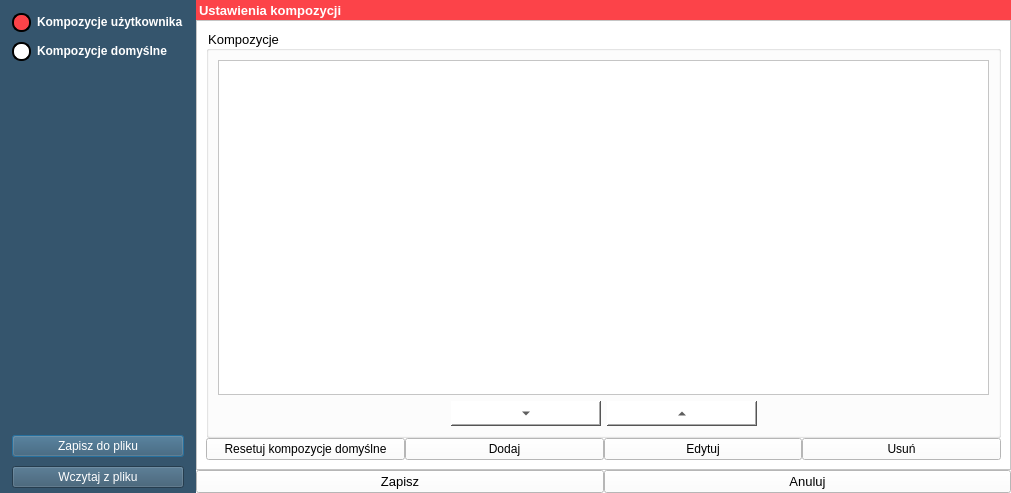
GIAPspzoo/GIAP_PolaMap_lite, file Kompozycje/dodaj_kompozycje.ui: the form before one commit.
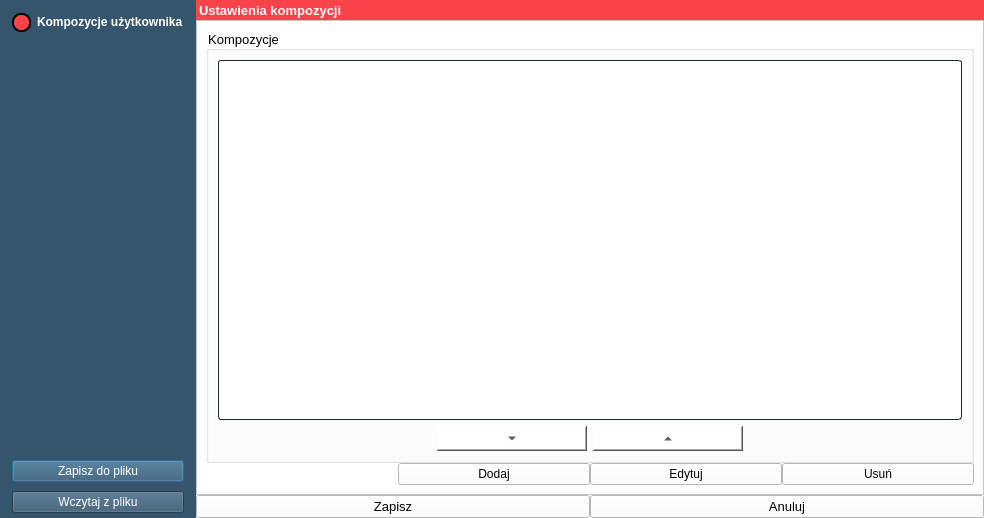
The form after the commit. Icons and pictures are not drawn.

```diff
--- a/Kompozycje/dodaj_kompozycje.ui
+++ b/Kompozycje/dodaj_kompozycje.ui
@@ -12,8 +12,8 @@
    <rect>
     <x>0</x>
     <y>0</y>
-    <width>1011</width>
-    <height>493</height>
+    <width>984</width>
+    <height>518</height>
    </rect>
   </property>
   <property name="sizePolicy">
@@ -41,10 +41,44 @@
   <property name="styleSheet">
    <string notr="true">* {
 	background-color: rgb(255, 255, 255);
+	color: black;
     font: 10pt &quot;Segoe UI&quot;; 
 }
 
-</string>
+
+QAbstractItemView
+{
+	alternate-background-color:  #e7e7e7;
+	color:  black;
+	border: 1px solid  #1a2936;
+	border-radius: 3px;
+	padding: 1px;
+}
+
+QPushButton {
+	color: black;
+}
+
+QPushButton:disabled
+{
+	color: gray;
+}
+
+QToolButton {
+	color:  black;
+}
+
+QPushButton:disabled
+{
+	color: gray;
+}
+
+QHeaderView::section
+{
+	background-color:  #cfcfcf;
+	color:  black;
+	padding-left: 4px;
+}</string>
   </property>
   <property name="sizeGripEnabled">
    <bool>false</bool>
@@ -319,222 +353,6 @@
         </property>
        </widget>
       </item>
-      <item>
-       <widget class="QRadioButton" name="radioButton_2">
-        <property name="enabled">
-         <bool>true</bool>
-        </property>
-        <property name="minimumSize">
-         <size>
-          <width>0</width>
-          <height>20</height>
-         </size>
-        </property>
-        <property name="palette">
-         <palette>
-          <active>
-           <colorrole role="WindowText">
-            <brush brushstyle="SolidPattern">
-             <color alpha="255">
-              <red>255</red>
-              <green>255</green>
-              <blue>255</blue>
-             </color>
-            </brush>
-           </colorrole>
-           <colorrole role="Button">
-            <brush brushstyle="SolidPattern">
-             <color alpha="255">
-              <red>53</red>
-              <green>85</green>
-              <blue>109</blue>
-             </color>
-            </brush>
-           </colorrole>
-           <colorrole role="Text">
-            <brush brushstyle="SolidPattern">
-             <color alpha="255">
-              <red>255</red>
-              <green>255</green>
-              <blue>255</blue>
-             </color>
-            </brush>
-           </colorrole>
-           <colorrole role="ButtonText">
-            <brush brushstyle="SolidPattern">
-             <color alpha="255">
-              <red>255</red>
-              <green>255</green>
-              <blue>255</blue>
-             </color>
-            </brush>
-           </colorrole>
-           <colorrole role="Base">
-            <brush brushstyle="SolidPattern">
-             <color alpha="255">
-              <red>53</red>
-              <green>85</green>
-              <blue>109</blue>
-             </color>
-            </brush>
-           </colorrole>
-           <colorrole role="Window">
-            <brush brushstyle="SolidPattern">
-             <color alpha="255">
-              <red>53</red>
-              <green>85</green>
-              <blue>109</blue>
-             </color>
-            </brush>
-           </colorrole>
-          </active>
-          <inactive>
-           <colorrole role="WindowText">
-            <brush brushstyle="SolidPattern">
-             <color alpha="255">
-              <red>255</red>
-              <green>255</green>
-              <blue>255</blue>
-             </color>
-            </brush>
-           </colorrole>
-           <colorrole role="Button">
-            <brush brushstyle="SolidPattern">
-             <color alpha="255">
-              <red>53</red>
-              <green>85</green>
-              <blue>109</blue>
-             </color>
-            </brush>
-           </colorrole>
-           <colorrole role="Text">
-            <brush brushstyle="SolidPattern">
-             <color alpha="255">
-              <red>255</red>
-              <green>255</green>
-              <blue>255</blue>
-             </color>
-            </brush>
-           </colorrole>
-           <colorrole role="ButtonText">
-            <brush brushstyle="SolidPattern">
-             <color alpha="255">
-              <red>255</red>
-              <green>255</green>
-              <blue>255</blue>
-             </color>
-            </brush>
-           </colorrole>
-           <colorrole role="Base">
-            <brush brushstyle="SolidPattern">
-             <color alpha="255">
-              <red>53</red>
-              <green>85</green>
-              <blue>109</blue>
-             </color>
-            </brush>
-           </colorrole>
-           <colorrole role="Window">
-            <brush brushstyle="SolidPattern">
-             <color alpha="255">
-              <red>53</red>
-              <green>85</green>
-              <blue>109</blue>
-             </color>
-            </brush>
-           </colorrole>
-          </inactive>
-          <disabled>
-           <colorrole role="WindowText">
-            <brush brushstyle="SolidPattern">
-             <color alpha="255">
-              <red>255</red>
-              <green>255</green>
-              <blue>255</blue>
-             </color>
-            </brush>
-           </colorrole>
-           <colorrole role="Button">
-            <brush brushstyle="SolidPattern">
-             <color alpha="255">
-              <red>53</red>
-              <green>85</green>
-              <blue>109</blue>
-             </color>
-            </brush>
-           </colorrole>
-           <colorrole role="Text">
-            <brush brushstyle="SolidPattern">
-             <color alpha="255">
-              <red>255</red>
-              <green>255</green>
-              <blue>255</blue>
-             </color>
-            </brush>
-           </colorrole>
-           <colorrole role="ButtonText">
-            <brush brushstyle="SolidPattern">
-             <color alpha="255">
-              <red>255</red>
-              <green>255</green>
-              <blue>255</blue>
-             </color>
-            </brush>
-           </colorrole>
-           <colorrole role="Base">
-            <brush brushstyle="SolidPattern">
-             <color alpha="255">
-              <red>53</red>
-              <green>85</green>
-              <blue>109</blue>
-             </color>
-            </brush>
-           </colorrole>
-           <colorrole role="Window">
-            <brush brushstyle="SolidPattern">
-             <color alpha="255">
-              <red>53</red>
-              <green>85</green>
-              <blue>109</blue>
-             </color>
-            </brush>
-           </colorrole>
-          </disabled>
-         </palette>
-        </property>
-        <property name="styleSheet">
-         <string notr="true">QRadioButton::indicator::checked  {
-	border: 2px solid black;
-	border-radius: 9px;
-	background-color: rgb(252, 67, 73);
-	width: 15px;
-	height: 15px;
-}
-
-QRadioButton::indicator::unchecked  {
-	border: 2px solid black;
-	border-radius: 9px;
-	background-color: rgb(255, 255, 255);
-	width: 15px;
-	height: 15px;
-}
-
-QRadioButton {
-	color : white;
-	font-weight: bold; 
-}</string>
-        </property>
-        <property name="text">
-         <string>Kompozycje domyślne</string>
-        </property>
-        <property name="checkable">
-         <bool>true</bool>
-        </property>
-        <property name="checked">
-         <bool>false</bool>
-        </property>
-       </widget>
-      </item>
       <item>
        <spacer name="verticalSpacer_3">
         <property name="orientation">
@@ -588,7 +406,9 @@
       </font>
      </property>
      <property name="styleSheet">
-      <string notr="true"/>
+      <string notr="true">*  {
+color: black;
+}</string>
      </property>
      <property name="frameShape">
       <enum>QFrame::NoFrame</enum>
@@ -846,13 +666,6 @@
                </property>
               </widget>
              </item>
-             <item row="1" column="0">
-              <widget class="QPushButton" name="reset">
-               <property name="text">
-                <string>Resetuj kompozycje domyślne</string>
-               </property>
-              </widget>
-             </item>
             </layout>
            </widget>
           </item>
```
Left out of the diff: 3 changed lines with no effect on the pictures.
